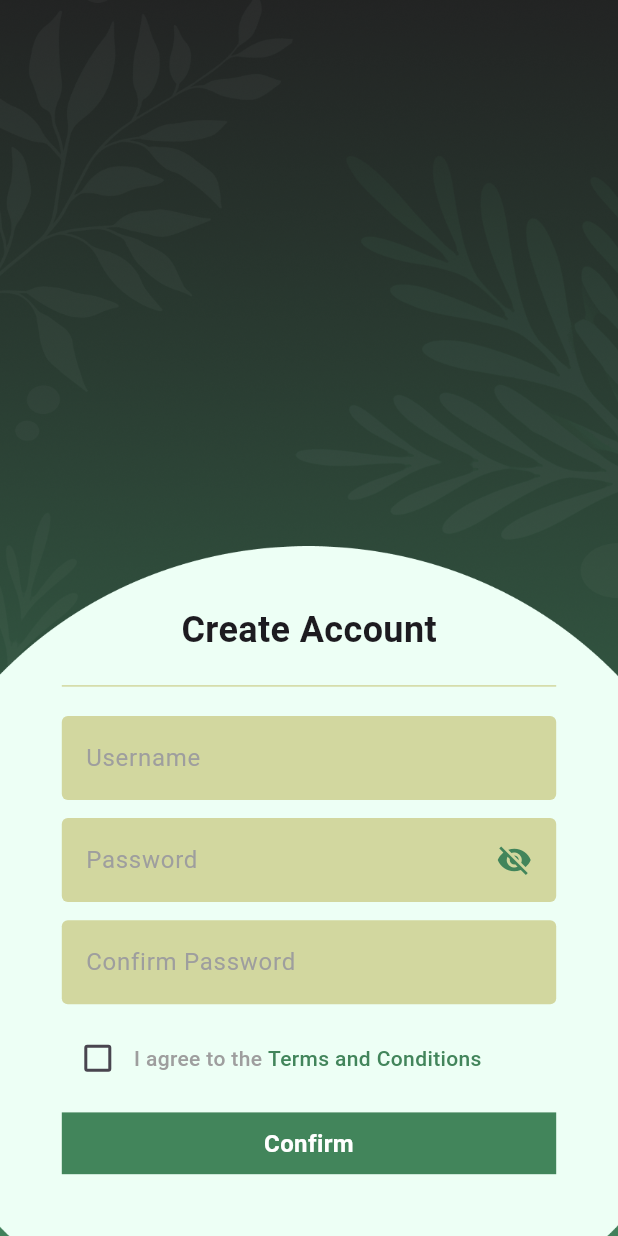
After one commit to Sunthewhat/Integrated_Project_2, a Flutter app: the SignUpPage screen opened directly, on a phone screen of 412 x 824 dp. The commit adds this screen. Run offline on Flutter 3.47's test engine with Material 3 defaults, Android fonts, the light colour scheme and no system bars; our stand-ins replace google_fonts; Roboto replaces fonts that are missing (Lemonada).

Commit message:
create create account page UI and change login page bg name

```diff
--- a/app/lib/pages/signin_page.dart
+++ b/app/lib/pages/signin_page.dart
@@ -24,7 +24,7 @@ class _SignInPageState extends State<SignInPage> {
             Align(
               alignment: Alignment.bottomCenter,
               child: Image.asset(
-                'assets/images/background/auth_bottom.png',
+                'assets/images/background/signin_bottom.png',
                 fit: BoxFit.cover,
               ),
             ),
--- /dev/null
+++ b/app/lib/pages/signup_page.dart
@@ -0,0 +1,170 @@
+import 'package:flutter/material.dart';
+import 'package:google_fonts/google_fonts.dart';
+
+class SignUpPage extends StatefulWidget {
+  const SignUpPage({super.key});
+
+  @override
+  State<SignUpPage> createState() => _SignUpPageState();
+}
+
+class _SignUpPageState extends State<SignUpPage> {
+  bool _isPasswordVisible = false;
+  bool _isTermsAgreed = false;
+
+  @override
+  Widget build(BuildContext context) {
+    return Scaffold(
+      body: Container(
+        decoration: const BoxDecoration(
+          image: DecorationImage(
+            image: AssetImage('assets/images/background/whole.png'),
+            fit: BoxFit.cover,
+          ),
+        ),
+        child: Stack(
+          children: [
+            Align(
+              alignment: Alignment.bottomCenter,
+              child: Image.asset(
+                'assets/images/background/create_account_bottom.png',
+                fit: BoxFit.cover,
+              ),
+            ),
+            Align(
+              alignment: Alignment.bottomCenter,
+              child: Padding(
+                padding:
+                    EdgeInsets.all(MediaQuery.of(context).size.width * 0.1),
+                child: Column(
+                  mainAxisAlignment: MainAxisAlignment.spaceBetween,
+                  children: [
+                    for (int i = 0; i < 30; i++) const SizedBox(),
+                    Text(
+                      'Create Account',
+                      style: GoogleFonts.lemonada(
+                        fontSize: 24,
+                        fontWeight: FontWeight.bold,
+                      ),
+                    ),
+                    const Divider(
+                      color: Color(0xFFD2D79F),
+                      thickness: 1,
+                    ),
+                    TextField(
+                      decoration: InputDecoration(
+                        filled: true,
+                        fillColor: const Color(0xFFD2D79F),
+                        border: const OutlineInputBorder(
+                            borderSide: BorderSide.none),
+                        hintText: 'Username',
+                        hintStyle: GoogleFonts.lexendDeca(
+                          color: Colors.grey,
+                        ),
+                      ),
+                    ),
+                    TextFormField(
+                      decoration: InputDecoration(
+                        filled: true,
+                        fillColor: const Color(0xFFD2D79F),
+                        border: const OutlineInputBorder(
+                            borderSide: BorderSide.none),
+                        hintText: 'Password',
+                        hintStyle: GoogleFonts.lexendDeca(
+                          color: Colors.grey,
+                        ),
+                        suffixIcon: IconButton(
+                          icon: Padding(
+                            padding: const EdgeInsets.only(right: 8.0),
+                            child: Icon(
+                              _isPasswordVisible
+                                  ? Icons.visibility
+                                  : Icons.visibility_off,
+                              color: const Color(0xFF42855B),
+                            ),
+                          ),
+                          onPressed: () {
+                            setState(() {
+                              _isPasswordVisible = !_isPasswordVisible;
+                            });
+                          },
+                        ),
+                      ),
+                      obscureText: !_isPasswordVisible,
+                    ),
+                    TextFormField(
+                      decoration: InputDecoration(
+                        filled: true,
+                        fillColor: const Color(0xFFD2D79F),
+                        border: const OutlineInputBorder(
+                            borderSide: BorderSide.none),
+                        hintText: 'Confirm Password',
+                        hintStyle: GoogleFonts.lexendDeca(
+                          color: Colors.grey,
+                        ),
+                      ),
+                      obscureText: !_isPasswordVisible,
+                    ),
+                    Row(
+                      children: [
+                        Checkbox(
+                            value: _isTermsAgreed,
+                            onChanged: (bool? e) {
+                              setState(() {
+                                _isTermsAgreed = e!;
+                              });
+                            }),
+                        Text(
+                          'I agree to the ',
+                          style: GoogleFonts.lexendDeca(
+                            color: Colors.grey,
+                            fontWeight: FontWeight.w500,
+                          ),
+                        ),
+                        InkWell(
+                          onTap: () {},
+                          child: Text(
+                            'Terms and Conditions',
+                            style: GoogleFonts.lexendDeca(
+                              color: const Color(0xFF42855B),
+                              fontWeight: FontWeight.w500,
+                            ),
+                          ),
+                        )
+                      ],
+                    ),
+                    InkWell(
+                      onTap: () {},
+                      child: Container(
+                        width: double.infinity,
+                        height: MediaQuery.of(context).size.width * 0.1,
+                        decoration: const BoxDecoration(
+                          color: Color(0xFF42855B),
+                        ),
+                        child: Center(
+                          child: Text(
+                            'Confirm',
+                            textAlign: TextAlign.center,
+                            style: GoogleFonts.lexendExa(
+                              color: Colors.white,
+                              fontWeight: FontWeight.bold,
+                              fontSize: 16,
+                            ),
+                          ),
+                        ),
+                      ),
+                    )
+                  ],
+                ),
+              ),
+            ),
+          ],
+        ),
+      ),
+    );
+  }
+}
+
+void main() {
+  runApp(const MaterialApp(home: SignUpPage()));
+}
```
Also changed, not shown: app/assets/images/background/create_account_bottom.png (added), app/assets/images/background/signin_bottom.png (renamed from app/assets/images/background/auth_bottom.png).
